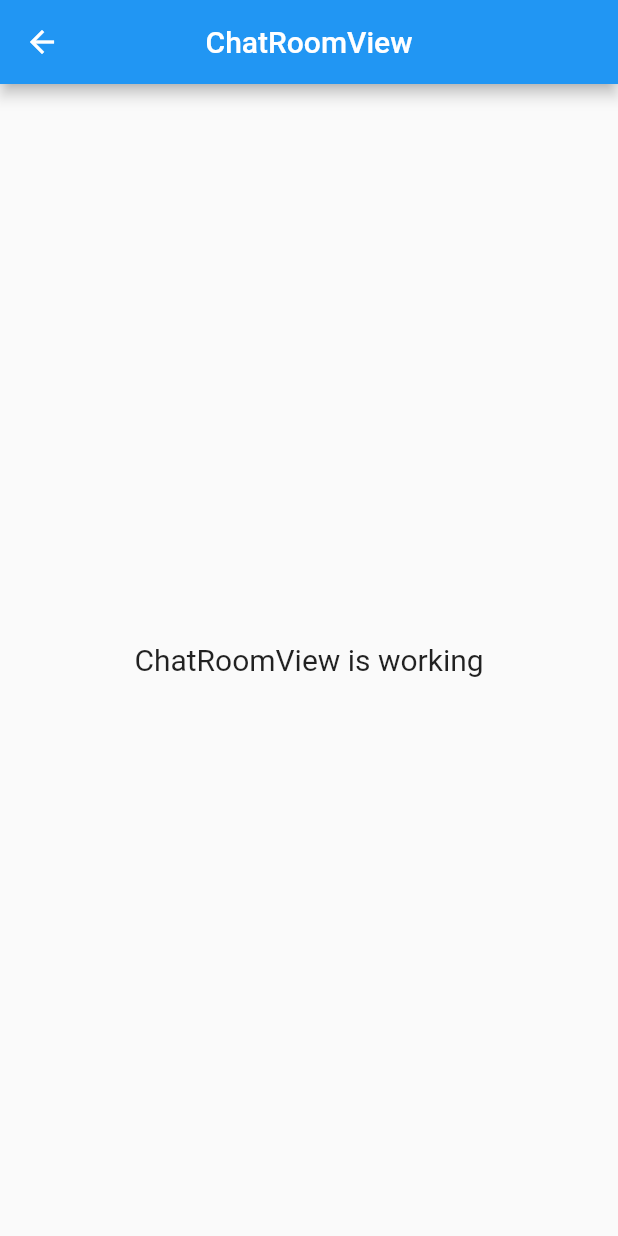
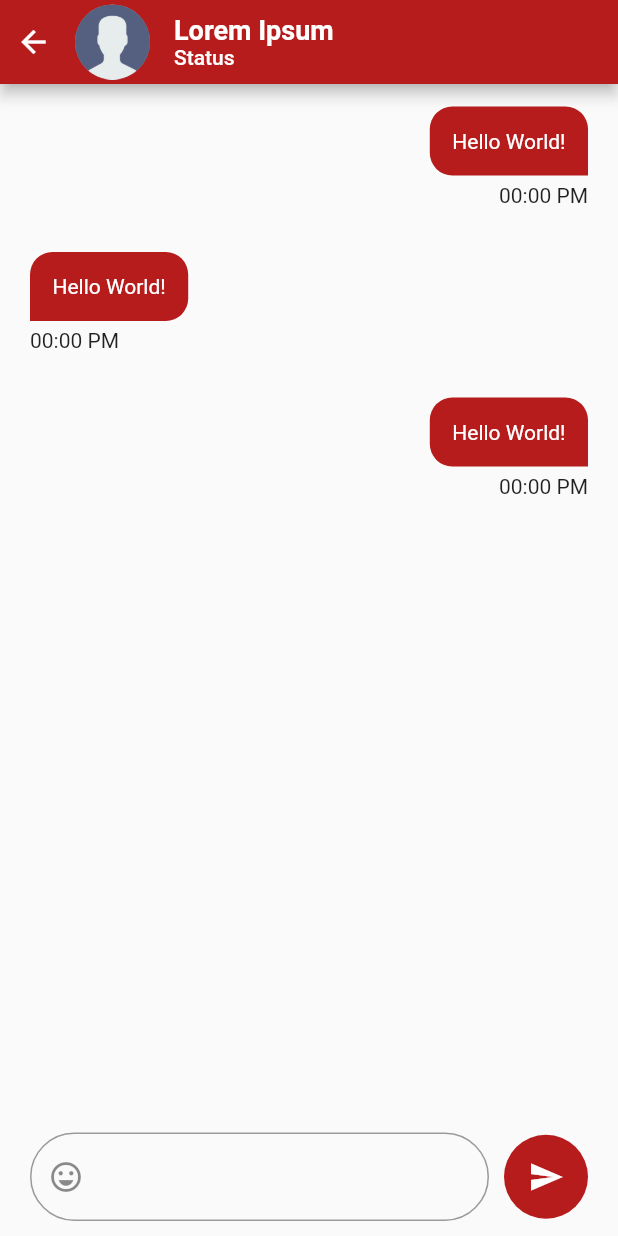
Before and after one commit to nacth/chat, a Flutter app: the ChatRoomView screen opened by its route, on a phone screen of 412 x 824 dp. Run offline on Flutter 3.47's test engine with Material 2 defaults, Android fonts, the phone set to English and light mode, and no system bars; our stand-ins replace avatar_glow, firebase_core, get, introduction_screen, lottie; accounts and stored records are empty; project files that could hold a hidden picture were left out.

Commit message:
add chat room screen

```diff
--- a/lib/app/modules/chat_room/views/chat_room_view.dart
+++ b/lib/app/modules/chat_room/views/chat_room_view.dart
@@ -1,5 +1,4 @@
 import 'package:flutter/material.dart';
-
 import 'package:get/get.dart';
 
 import '../controllers/chat_room_controller.dart';
@@ -9,15 +8,142 @@ class ChatRoomView extends GetView<ChatRoomController> {
   Widget build(BuildContext context) {
     return Scaffold(
       appBar: AppBar(
-        title: Text('ChatRoomView'),
-        centerTitle: true,
+        backgroundColor: Colors.red[900],
+        leadingWidth: 100,
+        leading: InkWell(
+          onTap: () => Get.back(),
+          borderRadius: BorderRadius.circular(100),
+          child: Row(
+            mainAxisAlignment: MainAxisAlignment.spaceBetween,
+            children: [
+              SizedBox(width: 5),
+              Icon((Icons.arrow_back)),
+              SizedBox(width: 5),
+              CircleAvatar(
+                  radius: 25,
+                  backgroundColor: Colors.grey,
+                  child: Image.asset("assets/logo/noimage.png")),
+            ],
+          ),
+        ),
+        title: Column(
+          crossAxisAlignment: CrossAxisAlignment.start,
+          children: [
+            Text(
+              'Lorem Ipsum',
+              style: TextStyle(
+                fontSize: 18,
+                fontWeight: FontWeight.w600,
+              ),
+            ),
+            Text(
+              'Status',
+              style: TextStyle(fontSize: 14),
+            )
+          ],
+        ),
       ),
-      body: Center(
-        child: Text(
-          'ChatRoomView is working',
-          style: TextStyle(fontSize: 20),
-        ),
+      body: Column(
+        children: [
+          Expanded(
+            child: ListView(
+              children: [
+                ChatItem(isSender: true),
+                ChatItem(isSender: false),
+                ChatItem(isSender: true),
+              ],
+            ),
+          ),
+          Container(
+            margin: EdgeInsets.only(bottom: context.mediaQueryPadding.bottom),
+            padding: EdgeInsets.symmetric(horizontal: 20, vertical: 10),
+            child: Row(
+              mainAxisAlignment: MainAxisAlignment.spaceBetween,
+              children: [
+                Expanded(
+                  child: Container(
+                    child: TextField(
+                      decoration: InputDecoration(
+                        prefixIcon: IconButton(
+                          onPressed: () {},
+                          icon: Icon(Icons.emoji_emotions_outlined),
+                        ),
+                        border: OutlineInputBorder(
+                          borderRadius: BorderRadius.circular(100),
+                        ),
+                      ),
+                    ),
+                  ),
+                ),
+                SizedBox(width: 10),
+                Material(
+                  borderRadius: BorderRadius.circular(100),
+                  color: Colors.red[900],
+                  child: InkWell(
+                    borderRadius: BorderRadius.circular(100),
+                    onTap: () {},
+                    child: Padding(
+                      padding: const EdgeInsets.all(16),
+                      child: Icon(
+                        Icons.send,
+                        color: Colors.white,
+                      ),
+                    ),
+                  ),
+                ),
+              ],
+            ),
+          ),
+        ],
       ),
     );
   }
 }
+
+class ChatItem extends StatelessWidget {
+  const ChatItem({
+    Key? key,
+    required this.isSender,
+  }) : super(key: key);
+
+  final bool isSender;
+
+  @override
+  Widget build(BuildContext context) {
+    return Container(
+      padding: EdgeInsets.symmetric(
+        vertical: 15,
+        horizontal: 20,
+      ),
+      child: Column(
+        crossAxisAlignment:
+            isSender ? CrossAxisAlignment.end : CrossAxisAlignment.start,
+        children: [
+          Container(
+            decoration: BoxDecoration(
+                color: Colors.red[900],
+                borderRadius: isSender
+                    ? BorderRadius.only(
+                        topLeft: Radius.circular(15),
+                        topRight: Radius.circular(15),
+                        bottomLeft: Radius.circular(15),
+                      )
+                    : BorderRadius.only(
+                        topLeft: Radius.circular(15),
+                        topRight: Radius.circular(15),
+                        bottomRight: Radius.circular(15),
+                      )),
+            padding: EdgeInsets.all(15),
+            child: Text(
+              "Hello World!",
+              style: TextStyle(color: Colors.white),
+            ),
+          ),
+          SizedBox(height: 5),
+          Text("00:00 PM"),
+        ],
+      ),
+      alignment: isSender ? Alignment.centerRight : Alignment.centerLeft,
+    );
+  }
+}
--- a/lib/main.dart
+++ b/lib/main.dart
@@ -25,7 +25,7 @@ class MyApp extends StatelessWidget {
     return GetMaterialApp(
       debugShowCheckedModeBanner: false,
       title: "Chat App",
-      initialRoute: Routes.CHANGE_PROFILE,
+      initialRoute: Routes.CHAT_ROOM,
       getPages: AppPages.routes,
     );
     // return FutureBuilder(
```
